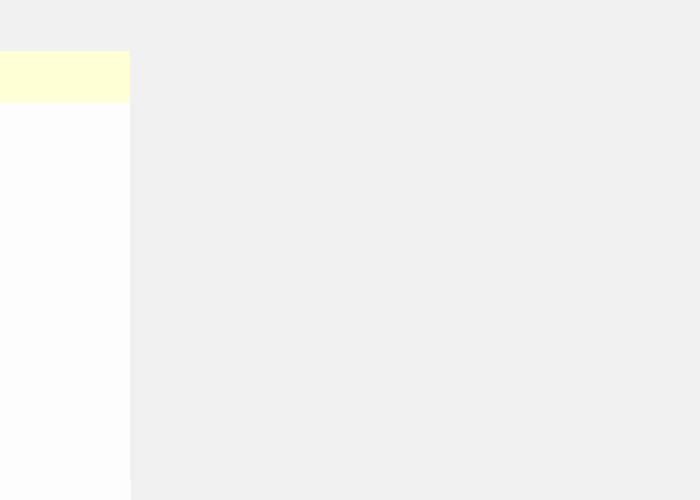
Above: mainwindow.ui from libercoinx/schoolGuid before the change. Below: the same form after it.
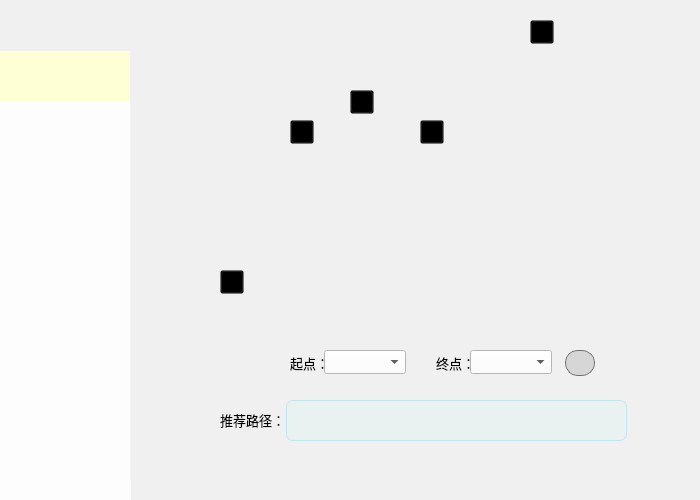
That is the form after the change. Icons and pictures are not drawn.

Commit message: 增加了添加、编辑路径的功能，增加了右键景点作为起点终点的功能

The edit to the form file:
```diff
--- a/mainwindow.ui
+++ b/mainwindow.ui
@@ -95,7 +95,7 @@
     <widget class="QLabel" name="text_2">
      <property name="geometry">
       <rect>
-       <x>332</x>
+       <x>296</x>
        <y>365</y>
        <width>41</width>
        <height>16</height>
@@ -140,8 +140,8 @@
     <widget class="QPushButton" name="site_4">
      <property name="geometry">
       <rect>
-       <x>120</x>
-       <y>140</y>
+       <x>150</x>
+       <y>130</y>
        <width>24</width>
        <height>24</height>
       </rect>
@@ -179,8 +179,8 @@
     <widget class="QPushButton" name="site_1">
      <property name="geometry">
       <rect>
-       <x>270</x>
-       <y>120</y>
+       <x>280</x>
+       <y>130</y>
        <width>24</width>
        <height>24</height>
       </rect>
@@ -199,9 +199,9 @@
     <widget class="QComboBox" name="combo_begin">
      <property name="geometry">
       <rect>
-       <x>166</x>
+       <x>184</x>
        <y>360</y>
-       <width>72</width>
+       <width>82</width>
        <height>24</height>
       </rect>
      </property>
@@ -212,8 +212,8 @@
     <widget class="QPushButton" name="site_3">
      <property name="geometry">
       <rect>
-       <x>200</x>
-       <y>150</y>
+       <x>210</x>
+       <y>100</y>
        <width>24</width>
        <height>24</height>
       </rect>
@@ -232,8 +232,8 @@
     <widget class="QPushButton" name="site_2">
      <property name="geometry">
       <rect>
-       <x>400</x>
-       <y>60</y>
+       <x>390</x>
+       <y>30</y>
        <width>24</width>
        <height>24</height>
       </rect>
@@ -252,9 +252,9 @@
     <widget class="QComboBox" name="combo_end">
      <property name="geometry">
       <rect>
-       <x>366</x>
+       <x>330</x>
        <y>360</y>
-       <width>72</width>
+       <width>82</width>
        <height>24</height>
       </rect>
      </property>
@@ -283,7 +283,7 @@
     <widget class="QLabel" name="text_1">
      <property name="geometry">
       <rect>
-       <x>132</x>
+       <x>150</x>
        <y>365</y>
        <width>41</width>
        <height>16</height>
@@ -301,8 +301,8 @@
     <widget class="QPushButton" name="site_0">
      <property name="geometry">
       <rect>
-       <x>136</x>
-       <y>270</y>
+       <x>80</x>
+       <y>280</y>
        <width>24</width>
        <height>24</height>
       </rect>
@@ -318,6 +318,32 @@
       <string/>
      </property>
     </widget>
+    <widget class="QPushButton" name="searchButton">
+     <property name="geometry">
+      <rect>
+       <x>425</x>
+       <y>360</y>
+       <width>30</width>
+       <height>26</height>
+      </rect>
+     </property>
+     <property name="cursor">
+      <cursorShape>PointingHandCursor</cursorShape>
+     </property>
+     <property name="styleSheet">
+      <string notr="true">image: url(:/images/img/search.png);
+border-radius: 13px;
+border-width: 1px;
+border-style: solid;
+border-color: rgb(112, 112, 112);
+background-color: rgba(112,  112, 112, 0.2);
+
+</string>
+     </property>
+     <property name="text">
+      <string/>
+     </property>
+    </widget>
     <zorder>text_2</zorder>
     <zorder>map</zorder>
     <zorder>site_1</zorder>
@@ -330,6 +356,7 @@
     <zorder>combo_end</zorder>
     <zorder>pathText</zorder>
     <zorder>site_4</zorder>
+    <zorder>searchButton</zorder>
    </widget>
    <widget class="QLabel" name="label">
     <property name="geometry">
@@ -356,6 +383,9 @@
       <height>491</height>
      </rect>
     </property>
+    <property name="styleSheet">
+     <string notr="true">background-color: rbg(253, 253, 253);</string>
+    </property>
     <widget class="QTableView" name="pathTable">
      <property name="geometry">
       <rect>
@@ -393,12 +423,78 @@
       <bool>false</bool>
      </attribute>
     </widget>
+    <widget class="QComboBox" name="comboAdd_1">
+     <property name="geometry">
+      <rect>
+       <x>120</x>
+       <y>400</y>
+       <width>82</width>
+       <height>24</height>
+      </rect>
+     </property>
+    </widget>
+    <widget class="QComboBox" name="comboAdd_2">
+     <property name="geometry">
+      <rect>
+       <x>230</x>
+       <y>400</y>
+       <width>82</width>
+       <height>24</height>
+      </rect>
+     </property>
+    </widget>
+    <widget class="QPushButton" name="addButton">
+     <property name="geometry">
+      <rect>
+       <x>430</x>
+       <y>400</y>
+       <width>26</width>
+       <height>24</height>
+      </rect>
+     </property>
+     <property name="styleSheet">
+      <string notr="true">image: url(:/images/img/plus.png);
+
+</string>
+     </property>
+     <property name="text">
+      <string/>
+     </property>
+    </widget>
+    <widget class="QLabel" name="label_2">
+     <property name="geometry">
+      <rect>
+       <x>115</x>
+       <y>366</y>
+       <width>61</width>
+       <height>20</height>
+      </rect>
+     </property>
+     <property name="font">
+      <font>
+       <pointsize>11</pointsize>
+      </font>
+     </property>
+     <property name="text">
+      <string>添加路径</string>
+     </property>
+    </widget>
+    <widget class="QSpinBox" name="pathDis_in">
+     <property name="geometry">
+      <rect>
+       <x>340</x>
+       <y>400</y>
+       <width>50</width>
+       <height>24</height>
+      </rect>
+     </property>
+    </widget>
    </widget>
    <zorder>label</zorder>
    <zorder>setButton</zorder>
    <zorder>homeButton</zorder>
-   <zorder>widget_home</zorder>
    <zorder>widget_set</zorder>
+   <zorder>widget_home</zorder>
   </widget>
   <widget class="QMenuBar" name="menubar">
    <property name="geometry">
```
The commit also changes 7 other files.
